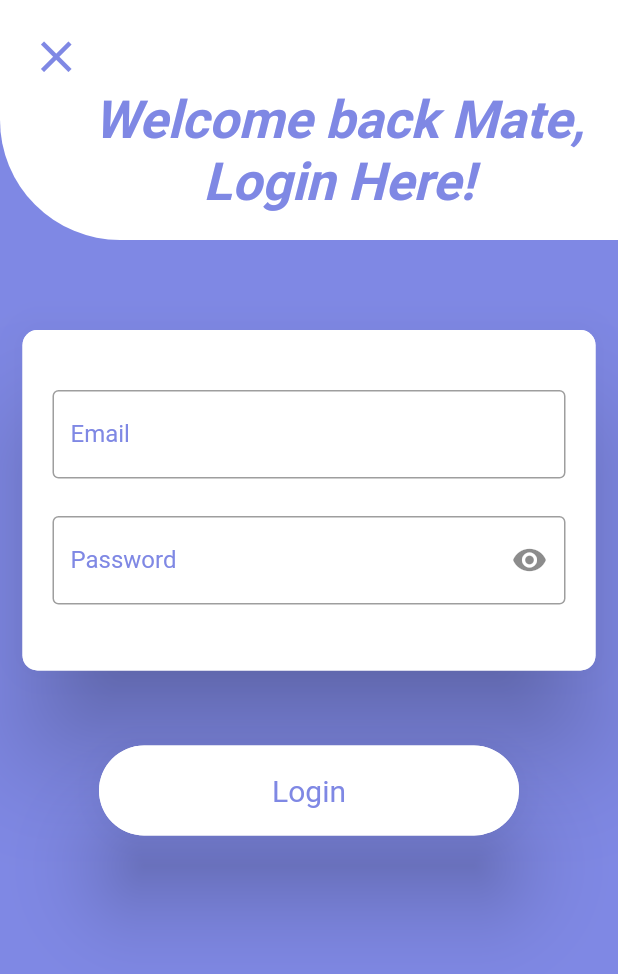
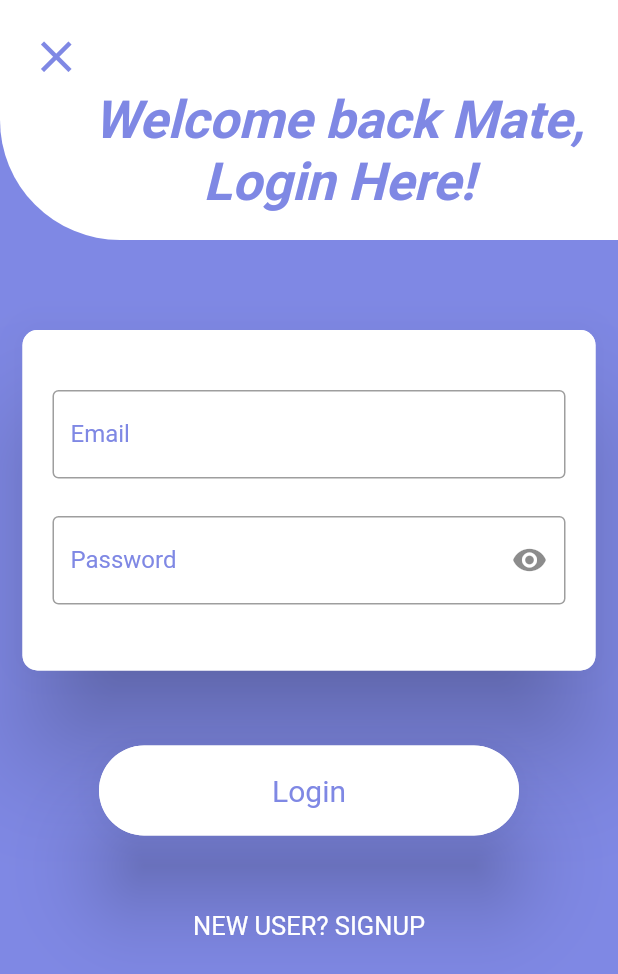
Before and after one commit to dexterTalha/flutter-ui, a Flutter app: the LoginPage screen opened by its route, on a phone screen of 412 x 824 dp. Shown: the top 974 px of the screen. Run offline on Flutter 3.47's test engine with Material 2 defaults, Android fonts, the phone set to English and light mode, and no system bars; our stand-ins replace avatar_glow, image_picker, pin_code_text_field, shared_preferences; accounts and stored records are empty.

Commit message:
login screen

```diff
--- a/lib/ui/login_scree.dart
+++ b/lib/ui/login_scree.dart
@@ -129,23 +129,26 @@ class _LoginPageState extends State<LoginPage>
                   delay: 300,
                 ),
               ),
-              // Center(
-              //   child: DelayedAnimation(
-              //     child: GestureDetector(
-              //       onTap: () {
-              //         Navigator.pushReplacementNamed(context, '/signup');
-              //       },
-              //       child: Text(
-              //         "New User? SignUp".toUpperCase(),
-              //         style: TextStyle(
-              //             fontFamily: 'Roboto',
-              //             color: Colors.white,
-              //             fontSize: 17.0),
-              //       ),
-              //     ),
-              //     delay: _delayed + 300,
-              //   ),
-              // ),
+              SizedBox(
+                height: 50.0,
+              ),
+              Center(
+                child: DelayedAnimation(
+                  child: GestureDetector(
+                    onTap: () {
+                      Navigator.pushReplacementNamed(context, '/signup');
+                    },
+                    child: Text(
+                      "New User? SignUp".toUpperCase(),
+                      style: TextStyle(
+                          fontFamily: 'Roboto',
+                          color: Colors.white,
+                          fontSize: 17.0),
+                    ),
+                  ),
+                  delay: _delayed + 300,
+                ),
+              ),
             ],
           ),
         ),
```
